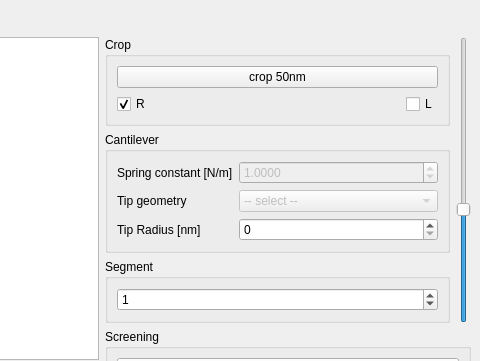
The window that preparation/prepare.ui (CellMechLab/NanoPrepare) describes before a commit, drawn with Qt 5; both pictures show x 538 to 1018 and y 0 to 361 of the 1018 by 726 pixel window.
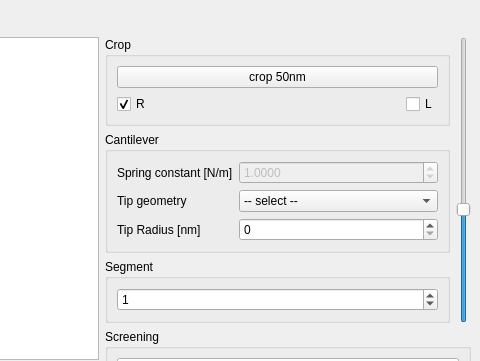
The same window after the commit. Icons and pictures are not drawn. Custom widgets are drawn as their Qt base class.

The edit to the form file:
```diff
--- a/preparation/prepare.ui
+++ b/preparation/prepare.ui
@@ -256,7 +256,7 @@
                <item row="1" column="1">
                 <widget class="QComboBox" name="geometry">
                  <property name="enabled">
-                  <bool>false</bool>
+                  <bool>true</bool>
                  </property>
                  <item>
                   <property name="text">
```
Left out of the diff: 20 changed lines with no effect on the pictures.
